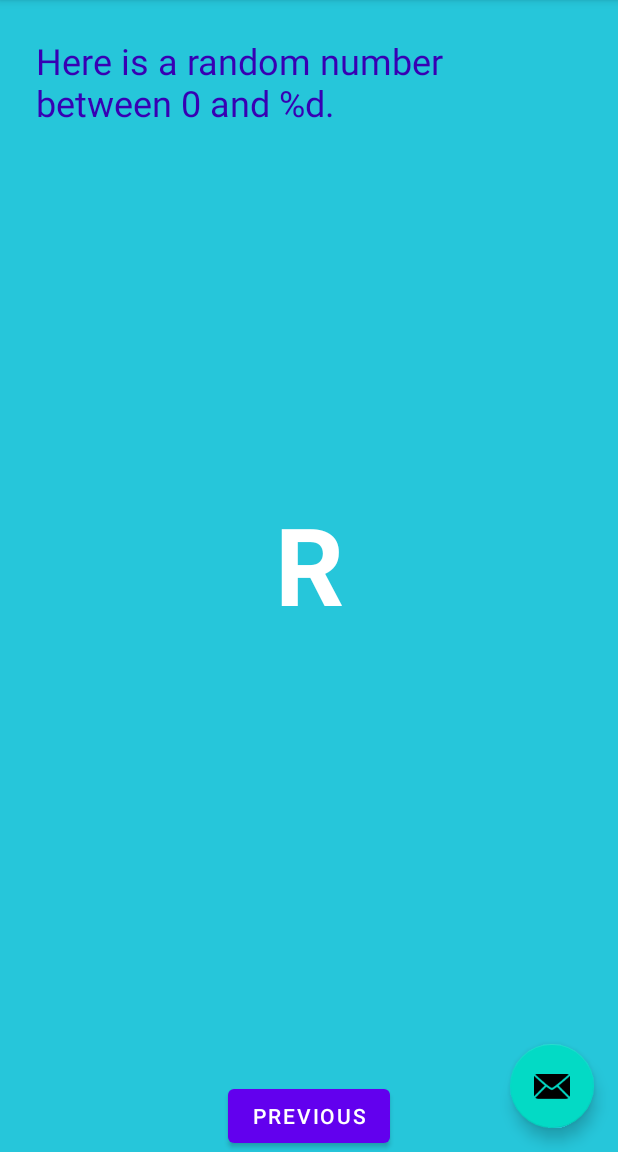
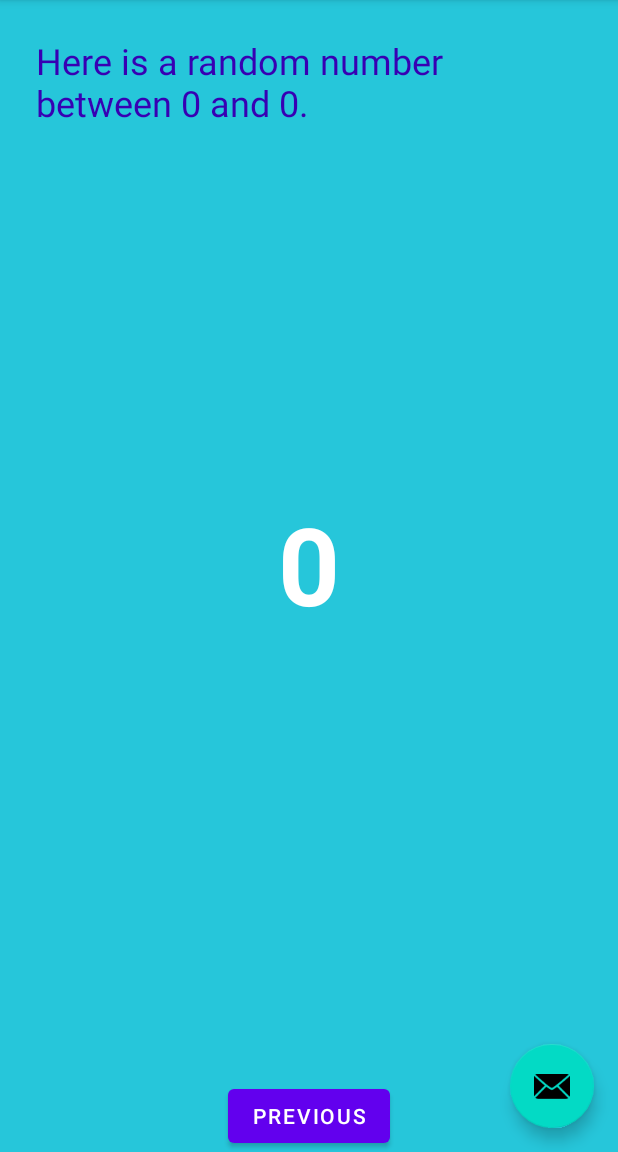
Before and after one commit to FattahSalleh/AS-RandomNum, an Android app: the screen it shows after launch (MainActivity), after a tap on "RANDOM", on a phone screen of 412 x 824 dp, the part 84-1236 px from its top. Run offline under Robolectric (Android 15) with nearby library versions, the phone set to English and light mode, and no system bars.

```diff
--- a/RandomNum/app/src/main/java/com/example/randomnum/FirstFragment.kt
+++ b/RandomNum/app/src/main/java/com/example/randomnum/FirstFragment.kt
@@ -9,6 +9,7 @@ import android.widget.Button
 import android.widget.TextView
 import android.widget.Toast
 import androidx.navigation.fragment.findNavController
+import org.w3c.dom.Text
 
 /**
  * A simple [Fragment] subclass as the default destination in the navigation.
@@ -27,7 +28,14 @@ class FirstFragment : Fragment() {
         super.onViewCreated(view, savedInstanceState)
 
         view.findViewById<Button>(R.id.random_button).setOnClickListener {
-            findNavController().navigate(R.id.action_FirstFragment_to_SecondFragment)
+
+            val showCountTextView = view.findViewById<TextView>(R.id.textview_first)
+
+            val currentCount = showCountTextView.text.toString().toInt()
+
+            val action = FirstFragmentDirections.actionFirstFragmentToSecondFragment(currentCount)
+
+            findNavController().navigate(action)
         }
 
         // find the toast_button by its ID and set a click listener
--- a/RandomNum/app/src/main/java/com/example/randomnum/SecondFragment.kt
+++ b/RandomNum/app/src/main/java/com/example/randomnum/SecondFragment.kt
@@ -6,7 +6,9 @@ import android.view.LayoutInflater
 import android.view.View
 import android.view.ViewGroup
 import android.widget.Button
+import android.widget.TextView
 import androidx.navigation.fragment.findNavController
+import androidx.navigation.fragment.navArgs
 
 /**
  * A simple [Fragment] subclass as the second destination in the navigation.
@@ -21,11 +23,25 @@ class SecondFragment : Fragment() {
         return inflater.inflate(R.layout.fragment_second, container, false)
     }
 
+    val args: SecondFragmentArgs by navArgs()
+
     override fun onViewCreated(view: View, savedInstanceState: Bundle?) {
         super.onViewCreated(view, savedInstanceState)
 
         view.findViewById<Button>(R.id.button_second).setOnClickListener {
             findNavController().navigate(R.id.action_SecondFragment_to_FirstFragment)
         }
+
+        val count = args.myArg
+        val countText = getString(R.string.random_heading, count)
+        view.findViewById<TextView>(R.id.textview_header).text = countText
+
+        val random = java.util.Random()
+        var randomNumber = 0
+        if (count > 0){
+            randomNumber = random.nextInt(count + 1)
+        }
+
+        view.findViewById<TextView>(R.id.textview_random).text = randomNumber.toString()
     }
 }
--- a/RandomNum/app/src/main/res/navigation/nav_graph.xml
+++ b/RandomNum/app/src/main/res/navigation/nav_graph.xml
@@ -24,5 +24,8 @@
         <action
             android:id="@+id/action_SecondFragment_to_FirstFragment"
             app:destination="@id/FirstFragment" />
+        <argument
+            android:name="myArg"
+            app:argType="integer" />
     </fragment>
 </navigation>
```
